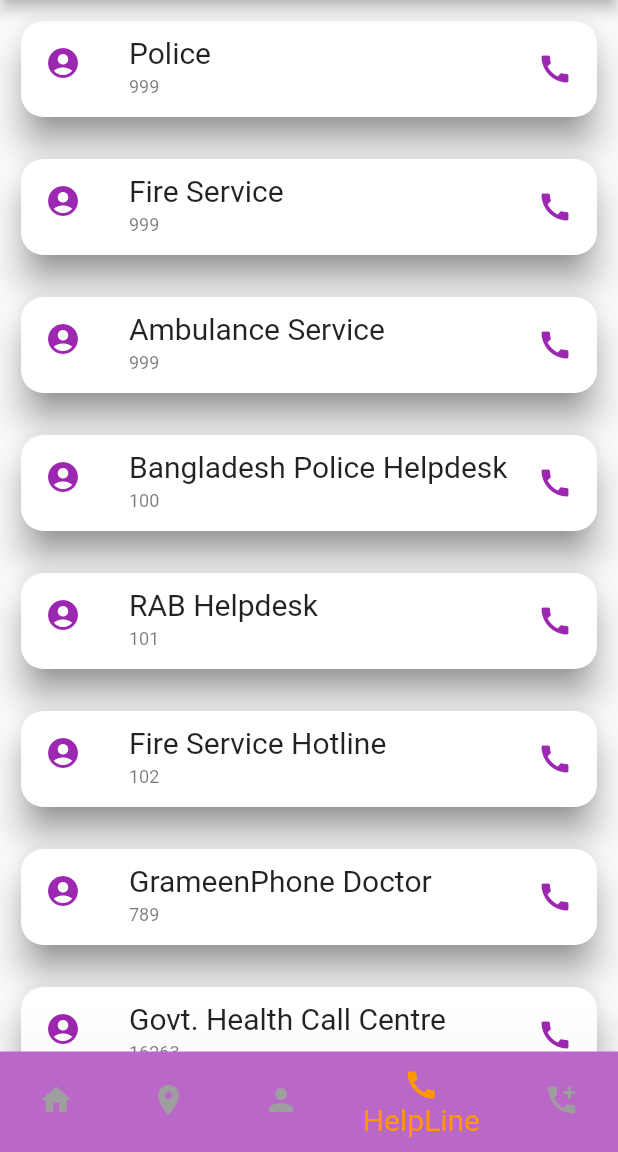
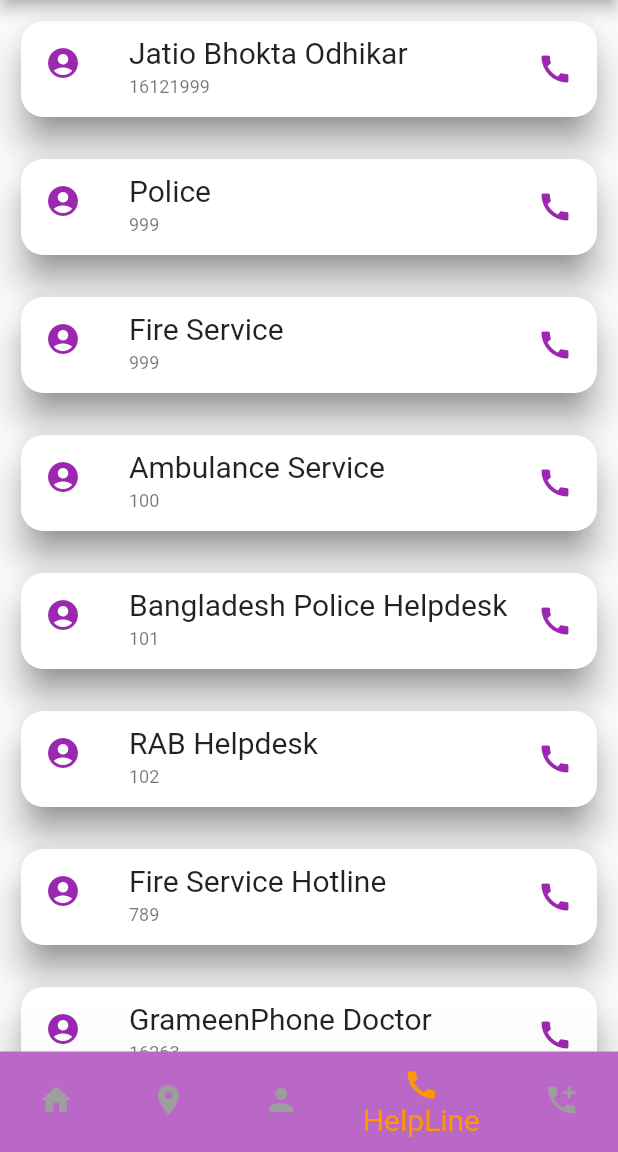
Before and after one commit to Sahim98/flutter-application, a Flutter app: the screen it shows after launch, item 4 of the bottom bar chosen, on a phone screen of 412 x 824 dp, the part 84-1236 px from its top. Run offline on Flutter 3.47's test engine with Material 2 defaults, Android fonts, the phone set to English and light mode, and no system bars; our stand-ins replace flutter_slider_drawer, liquid_swipe; missing offline and left inert: flutter_phone_direct_caller, flutter_sms.

Commit message:
Hlelpline update

```diff
--- a/lib/Helpline.dart
+++ b/lib/Helpline.dart
@@ -6,6 +6,7 @@ import 'package:flutter/material.dart';
 import 'package:url_launcher/url_launcher.dart';
 
 List<String> recipients = [
+  '16121'
   '999',
   '999',
   '999',
@@ -15,9 +16,11 @@ List<String> recipients = [
   '789',
   '16263',
   '1090',
+  '16430',
 ];
 
 List name = [
+  'Jatio Bhokta Odhikar',
   'Police',
   'Fire Service',
   'Ambulance Service',
@@ -27,6 +30,7 @@ List name = [
   'GrameenPhone Doctor',
   'Govt. Health Call Centre',
   'Disaster Warning In Advance'
+  'National Legal Aid Services Hotline'
 ];
 
 class Helpline extends StatelessWidget {
```
